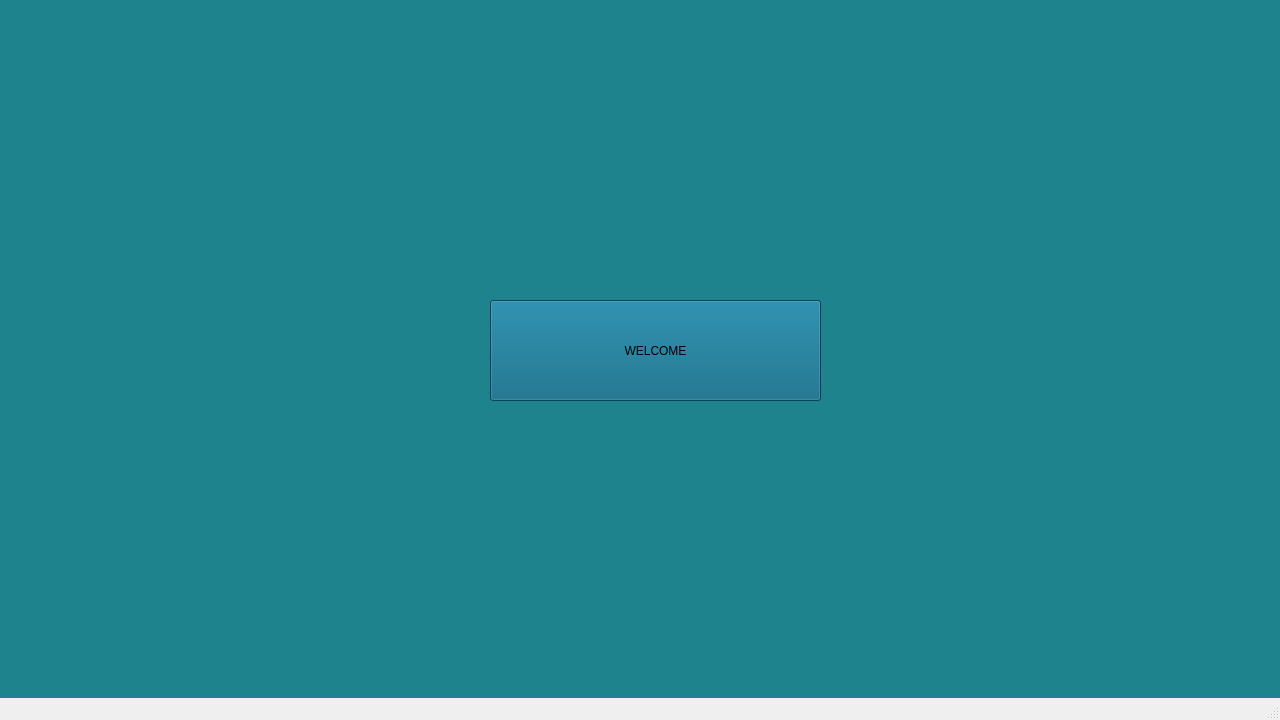
The window that mainwindow.ui (RISWANAAAA/ASCAN) describes before a commit, drawn with Qt 5.
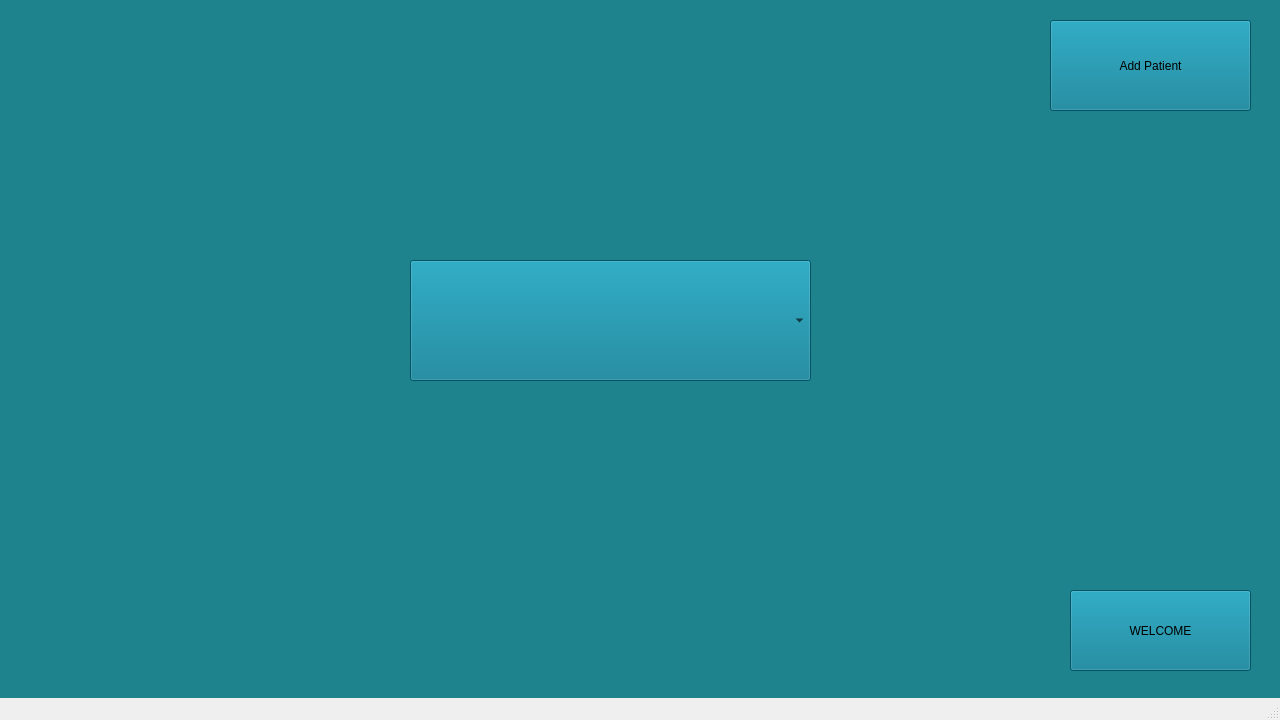
The same window after the commit.

```diff
--- a/mainwindow.ui
+++ b/mainwindow.ui
@@ -33,19 +33,48 @@
    <widget class="QPushButton" name="pushButton">
     <property name="geometry">
      <rect>
-      <x>490</x>
-      <y>300</y>
-      <width>331</width>
-      <height>101</height>
+      <x>1070</x>
+      <y>590</y>
+      <width>181</width>
+      <height>81</height>
      </rect>
     </property>
     <property name="styleSheet">
-     <string notr="true">background-color: rgb(3, 96, 126);</string>
+     <string notr="true">background-color: rgb(0, 117, 143);</string>
     </property>
     <property name="text">
      <string>WELCOME</string>
     </property>
    </widget>
+   <widget class="QPushButton" name="pushButton_2">
+    <property name="geometry">
+     <rect>
+      <x>1050</x>
+      <y>20</y>
+      <width>201</width>
+      <height>91</height>
+     </rect>
+    </property>
+    <property name="styleSheet">
+     <string notr="true">background-color: rgb(0, 117, 143);</string>
+    </property>
+    <property name="text">
+     <string>Add Patient</string>
+    </property>
+   </widget>
+   <widget class="QComboBox" name="comboBox">
+    <property name="geometry">
+     <rect>
+      <x>410</x>
+      <y>260</y>
+      <width>401</width>
+      <height>121</height>
+     </rect>
+    </property>
+    <property name="styleSheet">
+     <string notr="true">background-color: rgb(0, 117, 143);</string>
+    </property>
+   </widget>
   </widget>
   <widget class="QStatusBar" name="statusbar"/>
  </widget>
```
